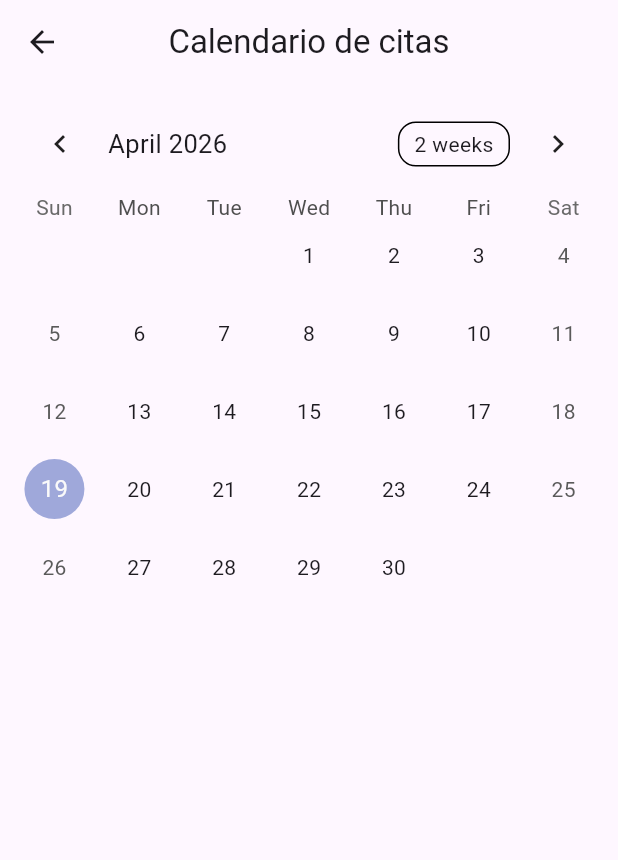
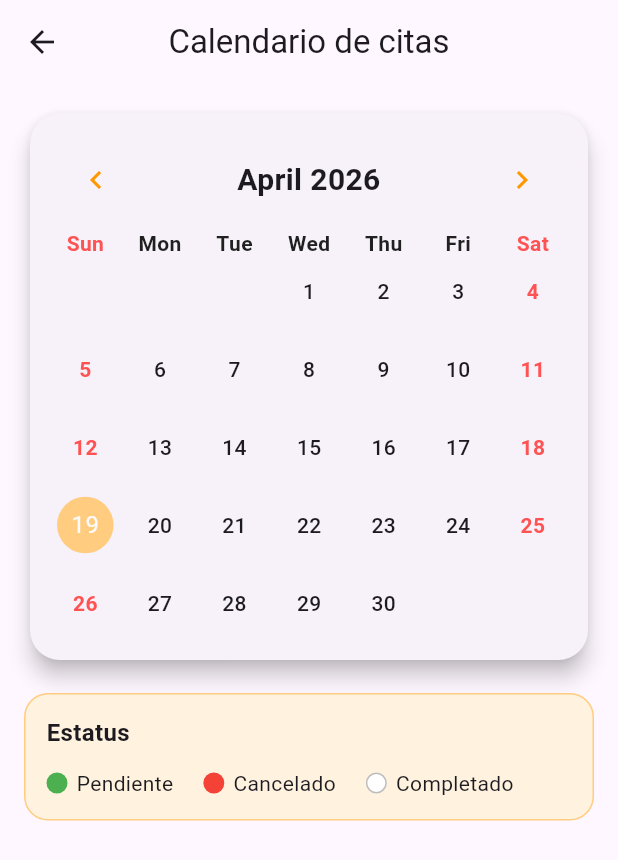
Before and after one commit to CarolinaEM1/PetService-App, a Flutter app: the CalendarioScreen screen opened directly, on a phone screen of 412 x 824 dp. Shown: the top 860 px of the screen. Run offline on Flutter 3.47's test engine with Material 3 defaults, Android fonts, the phone set to English and light mode, and no system bars; drawn by our look-alikes of table_calendar; our stand-ins replace badges, sqflite; accounts and stored records are empty.

Commit message:
feat: implement calendar UI design

```diff
--- a/lib/screens/calendario_screen.dart
+++ b/lib/screens/calendario_screen.dart
@@ -92,6 +92,7 @@ class _CalendarioScreenState extends State<CalendarioScreen> {
           child: Scaffold(
             appBar: AppBar(
               title: const Text('Eventos del día'),
+              centerTitle: true,
             ),
             body: eventosDelDia.isEmpty
                 ? const Center(
@@ -101,15 +102,17 @@ class _CalendarioScreenState extends State<CalendarioScreen> {
                     ),
                   )
                 : ListView.builder(
+                    padding: const EdgeInsets.all(12),
                     itemCount: eventosDelDia.length,
                     itemBuilder: (_, index) {
                       final cita = eventosDelDia[index];
 
                       return Card(
-                        margin: const EdgeInsets.symmetric(
-                          horizontal: 12,
-                          vertical: 6,
+                        elevation: 3,
+                        shape: RoundedRectangleBorder(
+                          borderRadius: BorderRadius.circular(16),
                         ),
+                        margin: const EdgeInsets.symmetric(vertical: 6),
                         child: ListTile(
                           leading: CircleAvatar(
                             backgroundColor: obtenerColor(cita.estatus),
@@ -118,7 +121,12 @@ class _CalendarioScreenState extends State<CalendarioScreen> {
                               color: Colors.black,
                             ),
                           ),
-                          title: Text(cita.mascotaNombre),
+                          title: Text(
+                            cita.mascotaNombre,
+                            style: const TextStyle(
+                              fontWeight: FontWeight.bold,
+                            ),
+                          ),
                           subtitle: Text(
                             'Dueño: ${cita.duenoNombre}\n'
                             'Hora: ${cita.hora}\n'
@@ -136,6 +144,28 @@ class _CalendarioScreenState extends State<CalendarioScreen> {
     );
   }
 
+  Widget construirLeyendaItem(Color color, String texto, {bool borde = false}) {
+    return Row(
+      mainAxisSize: MainAxisSize.min,
+      children: [
+        Container(
+          width: 14,
+          height: 14,
+          decoration: BoxDecoration(
+            color: color,
+            shape: BoxShape.circle,
+            border: borde ? Border.all(color: Colors.black26) : null,
+          ),
+        ),
+        const SizedBox(width: 6),
+        Text(
+          texto,
+          style: const TextStyle(fontSize: 14),
+        ),
+      ],
+    );
+  }
+
   @override
   Widget build(BuildContext context) {
     return Scaffold(
@@ -144,7 +174,16 @@ class _CalendarioScreenState extends State<CalendarioScreen> {
         centerTitle: true,
       ),
       body: Padding(
-        padding: const EdgeInsets.all(8),
+        padding: const EdgeInsets.all(16),
+        child: Column(
+          children: [
+            Card(
+              elevation: 6,
+              shape: RoundedRectangleBorder(
+                borderRadius: BorderRadius.circular(20),
+              ),
+              child: Padding(
+                padding: const EdgeInsets.all(12),
                 child: TableCalendar<CitaCompleta>(
                   firstDay: DateTime.utc(2024, 1, 1),
                   lastDay: DateTime.utc(2030, 12, 31),
@@ -159,9 +198,50 @@ class _CalendarioScreenState extends State<CalendarioScreen> {
 
                     mostrarEventosDelDia(selectedDay);
                   },
-          calendarStyle: const CalendarStyle(
+                  headerStyle: HeaderStyle(
+                    titleCentered: true,
+                    formatButtonVisible: false,
+                    titleTextStyle: const TextStyle(
+                      fontSize: 20,
+                      fontWeight: FontWeight.bold,
+                    ),
+                    leftChevronIcon: const Icon(
+                      Icons.chevron_left,
+                      color: Colors.orange,
+                    ),
+                    rightChevronIcon: const Icon(
+                      Icons.chevron_right,
+                      color: Colors.orange,
+                    ),
+                  ),
+                  calendarStyle: CalendarStyle(
                     markersMaxCount: 3,
                     outsideDaysVisible: false,
+                    todayDecoration: BoxDecoration(
+                      color: Colors.orange.shade200,
+                      shape: BoxShape.circle,
+                    ),
+                    selectedDecoration: BoxDecoration(
+                      color: Colors.orange.shade500,
+                      shape: BoxShape.circle,
+                    ),
+                    weekendTextStyle: const TextStyle(
+                      color: Colors.redAccent,
+                      fontWeight: FontWeight.w600,
+                    ),
+                    defaultTextStyle: const TextStyle(
+                      fontWeight: FontWeight.w500,
+                    ),
+                  ),
+                  daysOfWeekStyle: const DaysOfWeekStyle(
+                    weekdayStyle: TextStyle(
+                      fontWeight: FontWeight.bold,
+                      color: Colors.black87,
+                    ),
+                    weekendStyle: TextStyle(
+                      fontWeight: FontWeight.bold,
+                      color: Colors.redAccent,
+                    ),
                   ),
                   calendarBuilders: CalendarBuilders<CitaCompleta>(
                     markerBuilder: (context, day, eventosDelDia) {
@@ -175,9 +255,10 @@ class _CalendarioScreenState extends State<CalendarioScreen> {
                           mainAxisSize: MainAxisSize.min,
                           children: eventosDelDia.take(3).map((cita) {
                             return Container(
-                      width: 6,
-                      height: 6,
-                      margin: const EdgeInsets.symmetric(horizontal: 1),
+                              width: 7,
+                              height: 7,
+                              margin:
+                                  const EdgeInsets.symmetric(horizontal: 1.5),
                               decoration: BoxDecoration(
                                 shape: BoxShape.circle,
                                 color: obtenerColor(cita.estatus),
@@ -191,6 +272,46 @@ class _CalendarioScreenState extends State<CalendarioScreen> {
                   ),
                 ),
               ),
+            ),
+            const SizedBox(height: 18),
+            Container(
+              width: double.infinity,
+              padding: const EdgeInsets.all(14),
+              decoration: BoxDecoration(
+                color: Colors.orange.shade50,
+                borderRadius: BorderRadius.circular(16),
+                border: Border.all(color: Colors.orange.shade200),
+              ),
+              child: Column(
+                crossAxisAlignment: CrossAxisAlignment.start,
+                children: [
+                  const Text(
+                    'Estatus',
+                    style: TextStyle(
+                      fontSize: 16,
+                      fontWeight: FontWeight.bold,
+                    ),
+                  ),
+                  const SizedBox(height: 12),
+                  Wrap(
+                    spacing: 20,
+                    runSpacing: 12,
+                    children: [
+                      construirLeyendaItem(Colors.green, 'Pendiente'),
+                      construirLeyendaItem(Colors.red, 'Cancelado'),
+                      construirLeyendaItem(
+                        Colors.white,
+                        'Completado',
+                        borde: true,
+                      ),
+                    ],
+                  ),
+                ],
+              ),
+            ),
+          ],
+        ),
+      ),
     );
   }
 }
```
Lines whose indentation alone changed are shown as unchanged.
